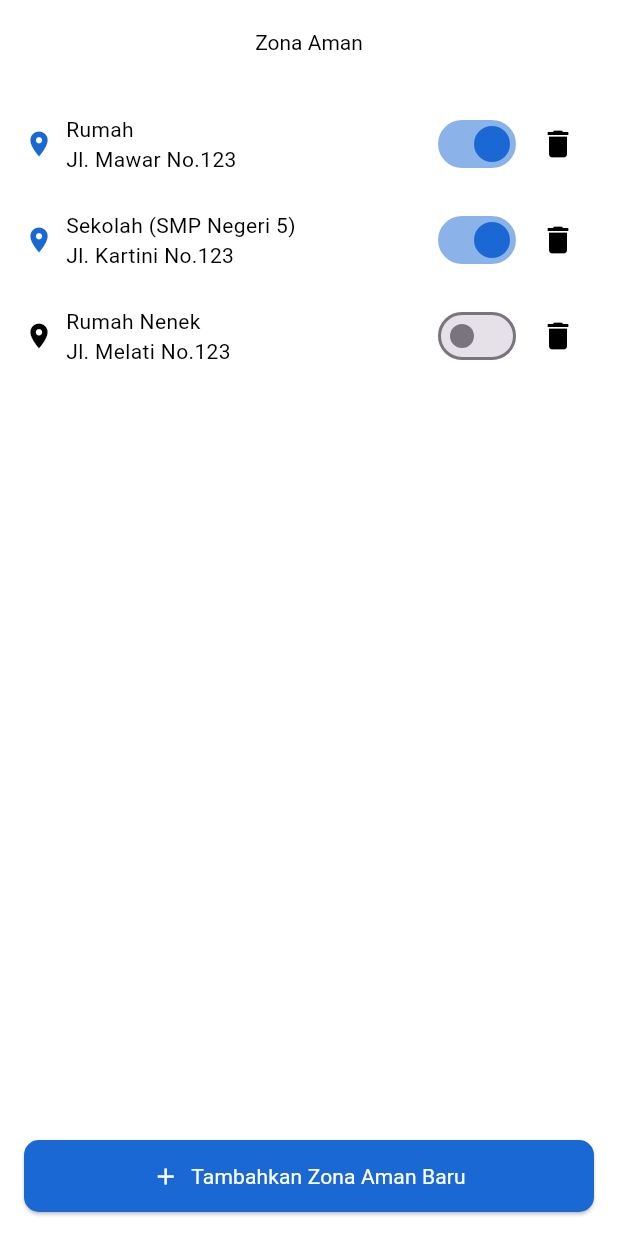
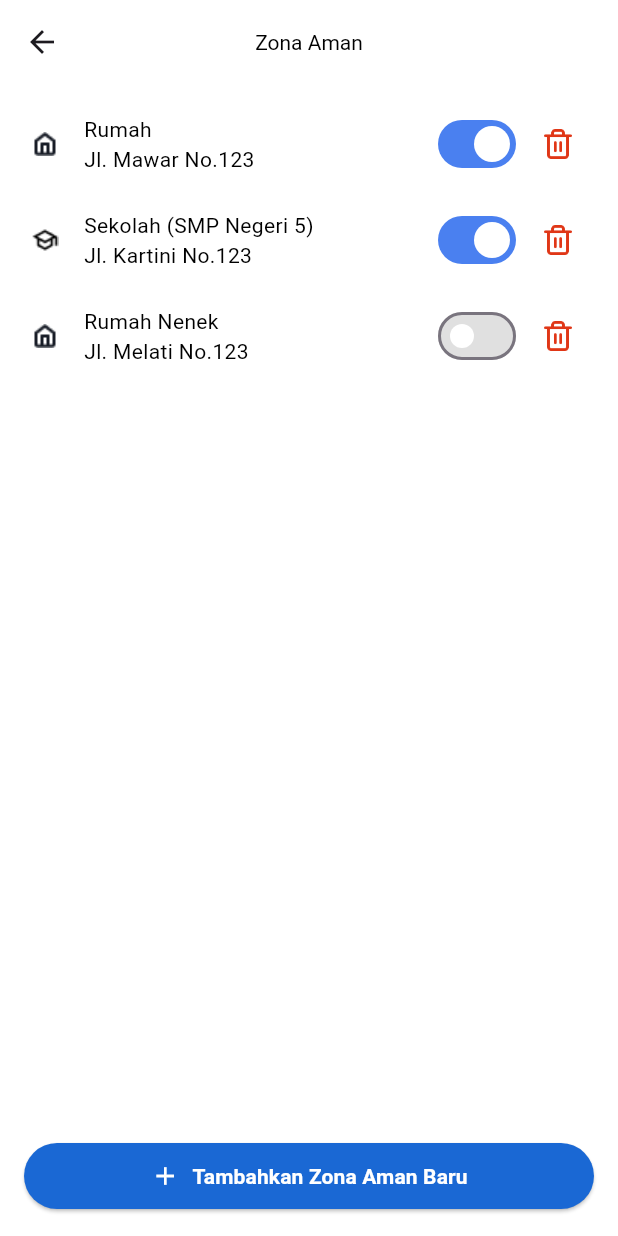
Before and after one commit to dhimskyyy/gen_app, a Flutter app: the SafeZoneList screen opened directly, on a phone screen of 412 x 824 dp. Run offline on Flutter 3.47's test engine with Material 3 defaults, Android fonts, the phone set to English and light mode, and no system bars; our stand-ins replace google_maps_flutter; Roboto replaces fonts that are missing (YourFont).

Commit message:
fix add safe zone

```diff
--- a/lib/location/widgets/safe_zone_list.dart
+++ b/lib/location/widgets/safe_zone_list.dart
@@ -1,6 +1,7 @@
 import 'package:flutter/material.dart';
 import '../../theme/app_colors.dart';
 import '../../theme/text_styles.dart';
+import '../add_safe_zone_screen.dart';
 
 class SafeZoneList extends StatefulWidget {
   const SafeZoneList({super.key});
@@ -14,13 +15,24 @@ class _SafeZoneListState extends State<SafeZoneList> {
   int selectedDeleteIndex = -1;
 
   final List<Map<String, dynamic>> safeZones = [
-    {'title': 'Rumah', 'address': 'Jl. Mawar No.123', 'isActive': true},
+    {
+      'title': 'Rumah',
+      'address': 'Jl. Mawar No.123',
+      'iconFile': 'home.png',
+      'isActive': true,
+    },
     {
       'title': 'Sekolah (SMP Negeri 5)',
       'address': 'Jl. Kartini No.123',
+      'iconFile': 'school.png',
       'isActive': true,
     },
-    {'title': 'Rumah Nenek', 'address': 'Jl. Melati No.123', 'isActive': false},
+    {
+      'title': 'Rumah Nenek',
+      'address': 'Jl. Melati No.123',
+      'iconFile': 'home.png',
+      'isActive': false,
+    },
   ];
 
   void showDeleteDialog(int index) {
@@ -47,7 +59,6 @@ class _SafeZoneListState extends State<SafeZoneList> {
         elevation: 0,
         centerTitle: true,
         title: Text('Zona Aman', style: AppTextStyles.textReguler),
-        automaticallyImplyLeading: false,
       ),
       body: Stack(
         children: [
@@ -67,14 +78,12 @@ class _SafeZoneListState extends State<SafeZoneList> {
                         children: [
                           Row(
                             children: [
-                              Icon(
-                                Icons.location_on,
-                                size: 20,
-                                color: zone['isActive']
-                                    ? AppColors.primary
-                                    : AppColors.black,
+                              Image.asset(
+                                'assets/icons/${zone['iconFile']}', // 1. Path dibuat dinamis
+                                width: 28,
+                                height: 28,
                               ),
-                              const SizedBox(width: 8),
+                              const SizedBox(width: 12),
                               Column(
                                 crossAxisAlignment: CrossAxisAlignment.start,
                                 children: [
@@ -94,17 +103,21 @@ class _SafeZoneListState extends State<SafeZoneList> {
                             children: [
                               Switch(
                                 value: zone['isActive'],
-                                onChanged: (_) {
+                                onChanged: (bool value) {
                                   setState(() {
-                                    zone['isActive'] = !zone['isActive'];
+                                    safeZones[index]['isActive'] = value;
                                   });
                                 },
-                                activeColor: AppColors.primary,
+                                activeTrackColor: const Color(0xFF4A80F0),
+                                activeColor: Colors.white,
+                                inactiveTrackColor: Colors.grey.shade300,
+                                inactiveThumbColor: Colors.white,
                               ),
                               IconButton(
-                                icon: Icon(
-                                  Icons.delete,
-                                  color: AppColors.black,
+                                icon: Image.asset(
+                                  'assets/icons/trash_icon.png',
+                                  width: 20,
+                                  height: 20,
                                 ),
                                 onPressed: () => showDeleteDialog(index),
                               ),
@@ -115,22 +128,30 @@ class _SafeZoneListState extends State<SafeZoneList> {
                     },
                   ),
                 ),
-                const SizedBox(height: 16),
                 SizedBox(
                   width: double.infinity,
                   child: ElevatedButton.icon(
-                    onPressed: () {},
-                    icon: const Icon(Icons.add, size: 18, color: Colors.white),
-                    label: Text(
-                      'Tambahkan Zona Aman Baru',
-                      style: AppTextStyles.textWhite,
-                    ),
+                    onPressed: () {
+                      Navigator.push(
+                        context,
+                        MaterialPageRoute(
+                          builder: (context) => const AddSafeZoneScreen(),
+                        ),
+                      );
+                    },
                     style: ElevatedButton.styleFrom(
                       backgroundColor: AppColors.primary,
                       shape: RoundedRectangleBorder(
-                        borderRadius: BorderRadius.circular(10),
+                        borderRadius: BorderRadius.circular(28),
                       ),
-                      padding: const EdgeInsets.symmetric(vertical: 14),
+                      padding: const EdgeInsets.symmetric(vertical: 12),
+                    ),
+                    icon: const Icon(Icons.add, color: Colors.white, size: 20),
+                    label: Text(
+                      'Tambahkan Zona Aman Baru',
+                      style: AppTextStyles.textWhite.copyWith(
+                        fontWeight: FontWeight.bold,
+                      ),
                     ),
                   ),
                 ),
--- a/lib/theme/text_styles.dart
+++ b/lib/theme/text_styles.dart
@@ -10,7 +10,6 @@ class AppTextStyles {
     fontWeight: FontWeight.w600,
     color: AppColors.black,
   );
-
 
   static const TextStyle terms = TextStyle(fontSize: 12, color: AppColors.black, fontWeight: FontWeight.w400);
 
--- a/pubspec.yaml
+++ b/pubspec.yaml
@@ -12,6 +12,7 @@ dependencies:
     sdk: flutter
   cupertino_icons: ^1.0.8
   dotted_border: ^3.1.0
+  google_maps_flutter: ^2.12.3
 
 dev_dependencies:
   flutter_test:
```
Also changed, not shown: lib/location/add_safe_zone_screen.dart (+184 -121 lines), lib/location/location_screen.dart (+13 -12 lines), assets/icons/trash_icon.png (added), pubspec.lock, 8 other files.
